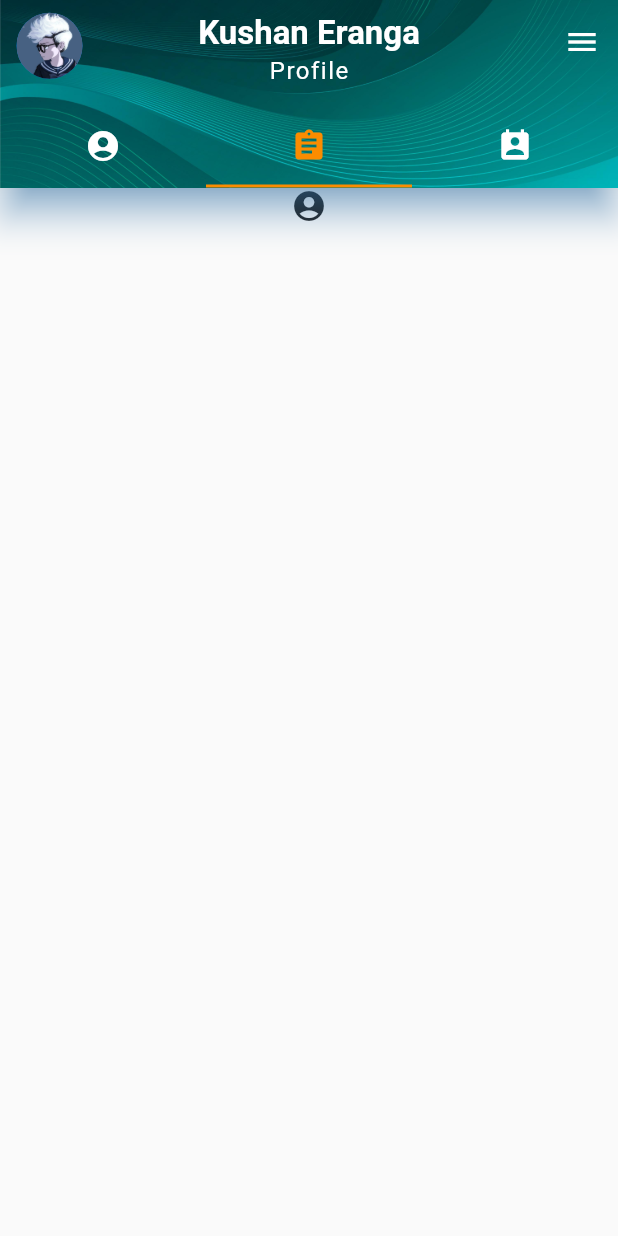
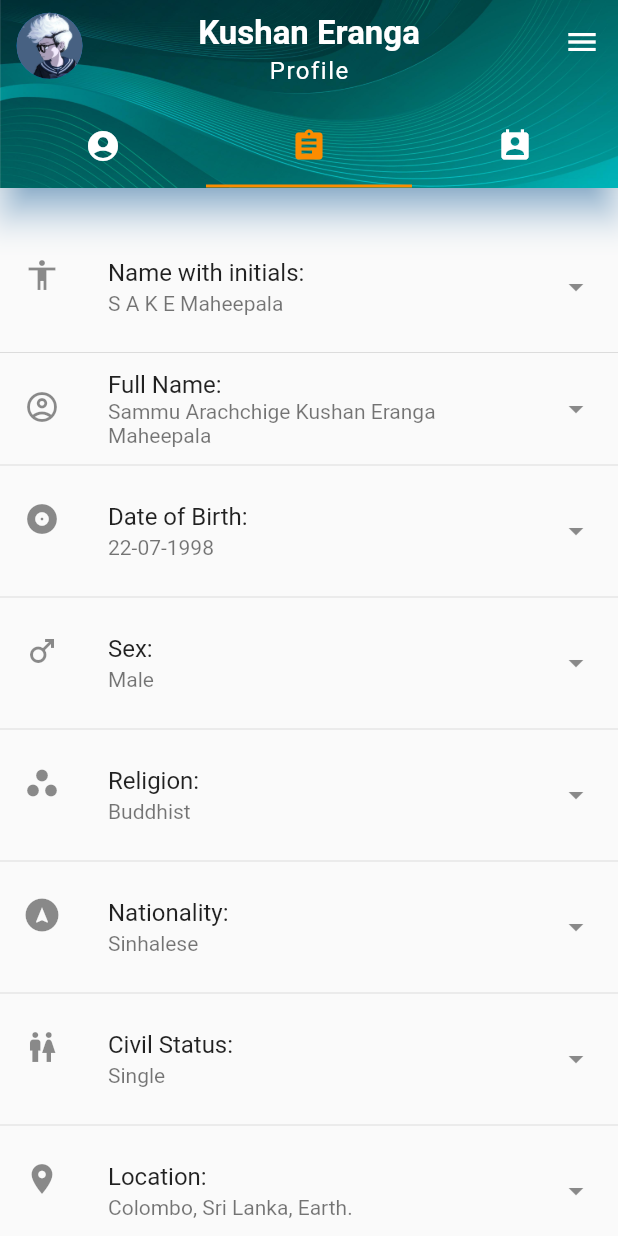
Before and after one commit to kushaneranga/Personal-App, a Flutter app: the screen it shows after launch, tab 2 chosen, on a phone screen of 412 x 824 dp. Run offline on Flutter 3.47's test engine with Material 2 defaults, Android fonts, the phone set to English and light mode, and no system bars.

Commit message:
Personal App

```diff
--- a/personal_app/lib/screens/home_page.dart
+++ b/personal_app/lib/screens/home_page.dart
@@ -189,8 +189,65 @@ class _MyHomePageState extends State<MyHomePage> {
             Container(
               child: ListView(
                 scrollDirection: Axis.vertical,
+                shrinkWrap: false,
+                padding: const EdgeInsets.only(top: 30.0,),
                 children: <Widget>[
-                  Icon(Icons.account_circle),
+                  ListTile(
+                    leading: Icon(Icons.accessibility),
+                    title: Text("Name with initials:"),
+                    subtitle: Text("S A K E Maheepala"),
+                    trailing: Icon(Icons.arrow_drop_down_outlined),
+                  ),
+                  Divider(),
+                  ListTile(
+                    leading: Icon(Icons.account_circle_outlined),
+                    title: Text("Full Name:"),
+                    subtitle: Text("Sammu Arachchige Kushan Eranga Maheepala"),
+                    trailing: Icon(Icons.arrow_drop_down_outlined),
+                  ),
+                  Divider(),
+                  ListTile(
+                    leading: Icon(Icons.album),
+                    title: Text("Date of Birth:"),
+                    subtitle: Text("22-07-1998"),
+                    trailing: Icon(Icons.arrow_drop_down_outlined),
+                  ),
+                  Divider(),
+                  ListTile(
+                    leading: Icon(Icons.male),
+                    title: Text("Sex:"),
+                    subtitle: Text("Male"),
+                    trailing: Icon(Icons.arrow_drop_down_outlined),
+                  ),
+                  Divider(),
+                  ListTile(
+                    leading: Icon(Icons.workspaces_filled),
+                    title: Text("Religion:"),
+                    subtitle: Text("Buddhist"),
+                    trailing: Icon(Icons.arrow_drop_down_outlined),
+                  ),
+                  Divider(),
+                  ListTile(
+                    leading: Icon(Icons.assistant_navigation),
+                    title: Text("Nationality:"),
+                    subtitle: Text("Sinhalese"),
+                    trailing: Icon(Icons.arrow_drop_down_outlined),
+                  ),
+                  Divider(),
+                  ListTile(
+                    leading: Icon(Icons.wc),
+                    title: Text("Civil Status:"),
+                    subtitle: Text("Single"),
+                    trailing: Icon(Icons.arrow_drop_down_outlined),
+                  ),
+                  Divider(),
+                  ListTile(
+                    leading: Icon(Icons.location_on),
+                    title: Text("Location:"),
+                    subtitle: Text("Colombo, Sri Lanka, Earth."),
+                    trailing: Icon(Icons.arrow_drop_down_outlined),
+                  ),
+                  Divider(),
                 ],
               ),
             ),
```
